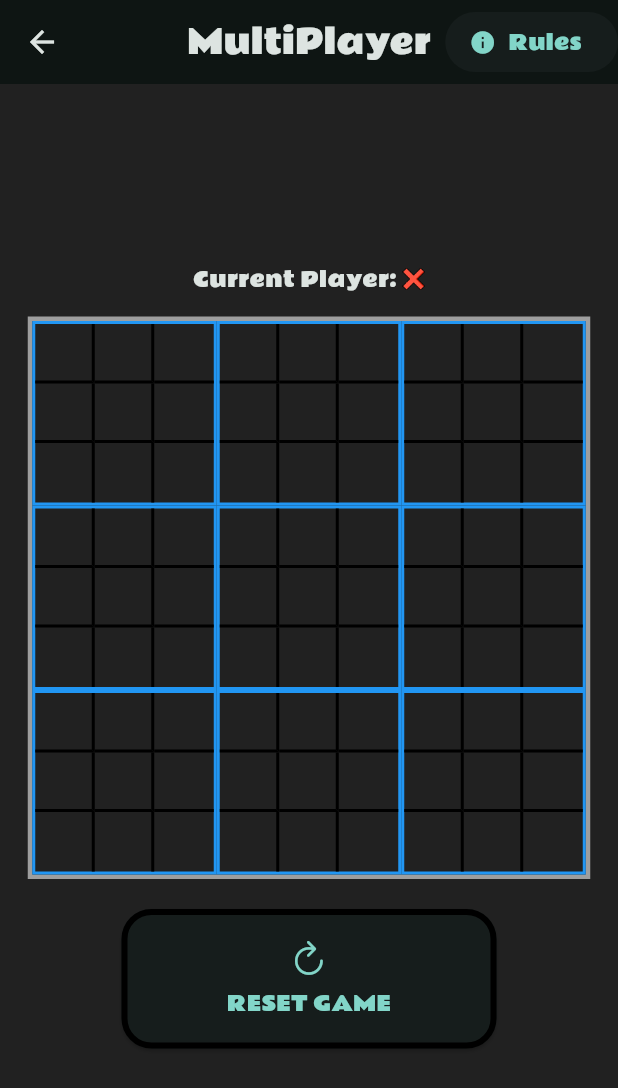
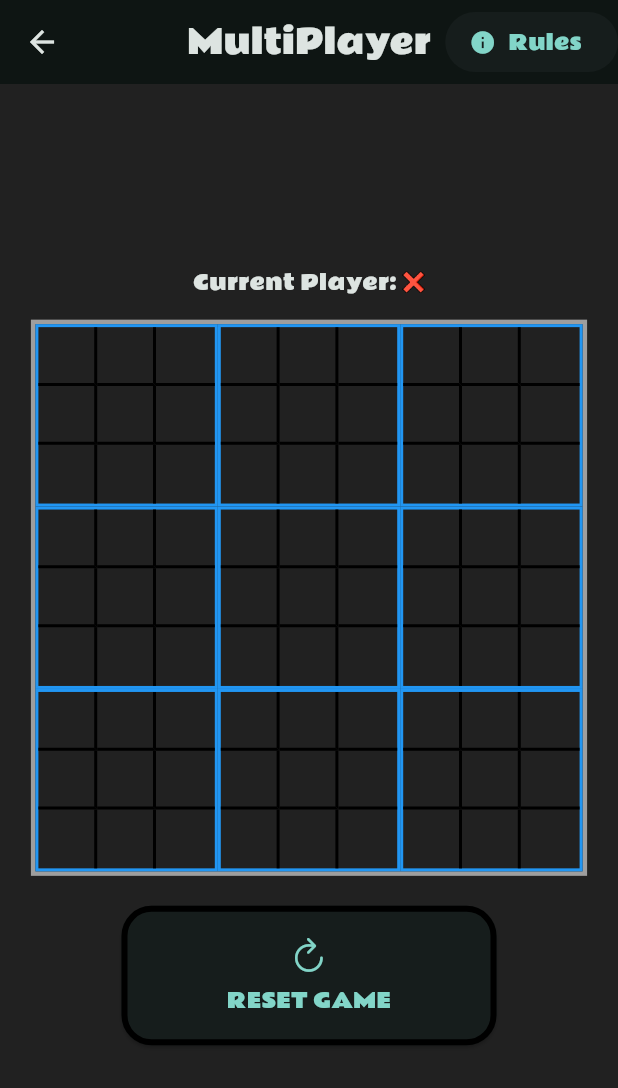
Before and after one commit to Bit-Blazer/SuperXO, a Flutter app: the TicTacToePage screen opened directly, on a phone screen of 412 x 824 dp. Shown: the top 1088 px of the screen. Run offline on Flutter 3.47's test engine with Material 3 defaults, Android fonts, the phone set to English and light mode, and no system bars; our stand-ins replace audioplayers, confetti.

Commit message:
Fixed gridsize

```diff
--- a/lib/pages/app_provider.dart
+++ b/lib/pages/app_provider.dart
@@ -43,7 +43,8 @@ class AppProvider with ChangeNotifier {
     }
     if (!isWon) {
       currentPlayer = currentPlayer == CellState.X ? CellState.O : CellState.X;
-      activeGrid = winners[cellIndex] != GridState.notWon && winners[cellIndex] != GridState.draw
+      activeGrid = winners[cellIndex] != GridState.notWon &&
+              winners[cellIndex] != GridState.draw
           ? -1
           : cellIndex;
     }
@@ -52,7 +53,8 @@ class AppProvider with ChangeNotifier {
 
   bool isPlayableGrid(int gridIndex) {
     bool isActiveGrid = (activeGrid == gridIndex);
-    bool isWonGrid = activeGrid != -1 && winners[activeGrid] != GridState.notWon;
+    bool isWonGrid =
+        activeGrid != -1 && winners[activeGrid] != GridState.notWon;
 
     if (activeGrid == -1 || isWonGrid) {
       // If the larger grid is won, highlight all smaller grids
@@ -92,6 +94,8 @@ class AppProvider with ChangeNotifier {
     }
     if (checkForDraw(gridIndex)) {
       winners[gridIndex] = GridState.draw;
+      resetMiniGrid(gridIndex);
+      checkForOverallDraw();
     }
     return false;
   }
@@ -146,8 +150,7 @@ class AppProvider with ChangeNotifier {
   }
 
   void resetGame() {
-    board =
-    List.generate(9, (_) => List.filled(9, CellState.empty));
+    board = List.generate(9, (_) => List.filled(9, CellState.empty));
     winners = List.filled(9, GridState.notWon);
     currentPlayer = CellState.X;
     activeGrid = -1;
--- a/lib/pages/home_page.dart
+++ b/lib/pages/home_page.dart
@@ -34,7 +34,6 @@ class StartScreen extends StatelessWidget {
       body: Center(
         child: Column(
           mainAxisSize: MainAxisSize.min,
-          mainAxisAlignment: MainAxisAlignment.center,
           children: [
             CustomRoundedButton(
               icon: CupertinoIcons.person_2_alt,
--- a/lib/pages/tictactoe_page.dart
+++ b/lib/pages/tictactoe_page.dart
@@ -85,7 +85,7 @@ class _TicTacToePageState extends State<TicTacToePage> {
       ),
       body: Center(
         child: Column(
-          mainAxisAlignment: MainAxisAlignment.center,
+          mainAxisSize: MainAxisSize.min,
           children: [
             Align(
               alignment: Alignment.center,
@@ -114,10 +114,16 @@ class _TicTacToePageState extends State<TicTacToePage> {
                 ],
               ),
             ),
-            SizedBox(
-              height: 375,
-              width: 375,
-              child: Container(
+            Flexible(
+              child: LayoutBuilder(
+                builder: (context, constraints) {
+                  double maxWidth = constraints.maxWidth * 0.9;
+                  double maxHeight = constraints.maxHeight * 0.9;
+                  double squareSize =
+                      maxWidth < maxHeight ? maxWidth : maxHeight;
+                  return Container(
+                    width: squareSize,
+                    height: squareSize,
                     decoration: BoxDecoration(
                       border: Border.all(
                         color: Colors.grey,
@@ -127,35 +133,34 @@ class _TicTacToePageState extends State<TicTacToePage> {
                     child: GridView.builder(
                       physics: const NeverScrollableScrollPhysics(),
                       itemCount: 9,
-                  gridDelegate: const SliverGridDelegateWithFixedCrossAxisCount(
+                      gridDelegate:
+                          const SliverGridDelegateWithFixedCrossAxisCount(
                         crossAxisCount: 3,
                       ),
                       itemBuilder: (context, index) {
-                    if (prov.winners[index] != GridState.notWon) {
                         return Stack(
                           alignment: Alignment.center,
                           children: [
-                          Container(
-                            child: buildGrid(index, prov),
-                          ),
-                          Image.asset(
+                            buildGrid(index, prov),
+                            Visibility(
+                              visible: prov.winners[index] != GridState.notWon,
+                              child: Padding(
+                                padding: const EdgeInsets.all(4.0),
+                                child: Image.asset(
                                   prov.winners[index] == GridState.draw
                                       ? 'assets/images/draw.png'
                                       : prov.winners[index] == GridState.wonByX
                                           ? 'assets/images/x.png'
                                           : 'assets/images/o.png',
-                            width: 115,
-                            alignment: Alignment.center,
+                                ),
+                              ),
                             ),
                           ],
                         );
-                    } else {
-                      return Container(
-                        child: buildGrid(index, prov),
-                      );
-                    }
                       },
                     ),
+                  );
+                },
               ),
             ),
             CustomRoundedButton(
@@ -203,9 +208,7 @@ class _TicTacToePageState extends State<TicTacToePage> {
           crossAxisCount: 3,
         ),
         itemBuilder: (context, index) {
-          return Container(
-            child: buildGridCell(gridIndex, index, ticTacToeNotifier),
-          );
+          return buildGridCell(gridIndex, index, ticTacToeNotifier);
         },
       ),
     );
@@ -242,15 +245,14 @@ class _TicTacToePageState extends State<TicTacToePage> {
             ),
           ),
         ),
-        child: Center(
+        child: Padding(
+          padding: const EdgeInsets.all(2.0),
           child: Image.asset(
             prov.board[gridIndex][cellIndex] == CellState.empty
                 ? 'assets/images/-.png'
                 : prov.board[gridIndex][cellIndex] == CellState.X
                     ? 'assets/images/x.png'
                     : 'assets/images/o.png',
-            alignment: Alignment.center,
-            width: 35,
           ),
         ),
       ),
```
Lines whose indentation alone changed are shown as unchanged.
